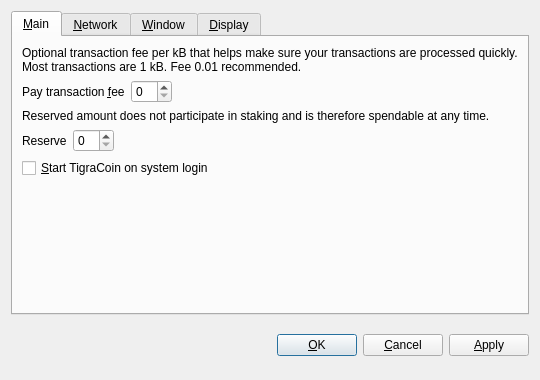
Qt form src/qt/forms/optionsdialog.ui (laurobeleche/Caluracoin) before a commit.
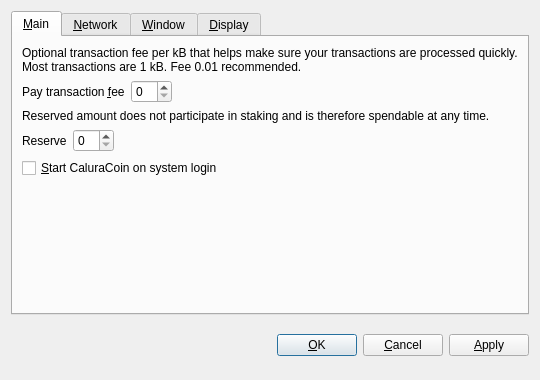
The same form after that commit. Custom widgets are drawn as their Qt base class.

What changed in the file:
```diff
--- a/src/qt/forms/optionsdialog.ui
+++ b/src/qt/forms/optionsdialog.ui
@@ -128,7 +128,7 @@
           <string>Automatically start TigraCoin after logging in to the system.</string>
          </property>
          <property name="text">
-          <string>&amp;Start TigraCoin on system login</string>
+          <string>&amp;Start CaluraCoin on system login</string>
          </property>
         </widget>
        </item>
```
Left out of the diff: 10 changed lines with no effect on the pictures.
